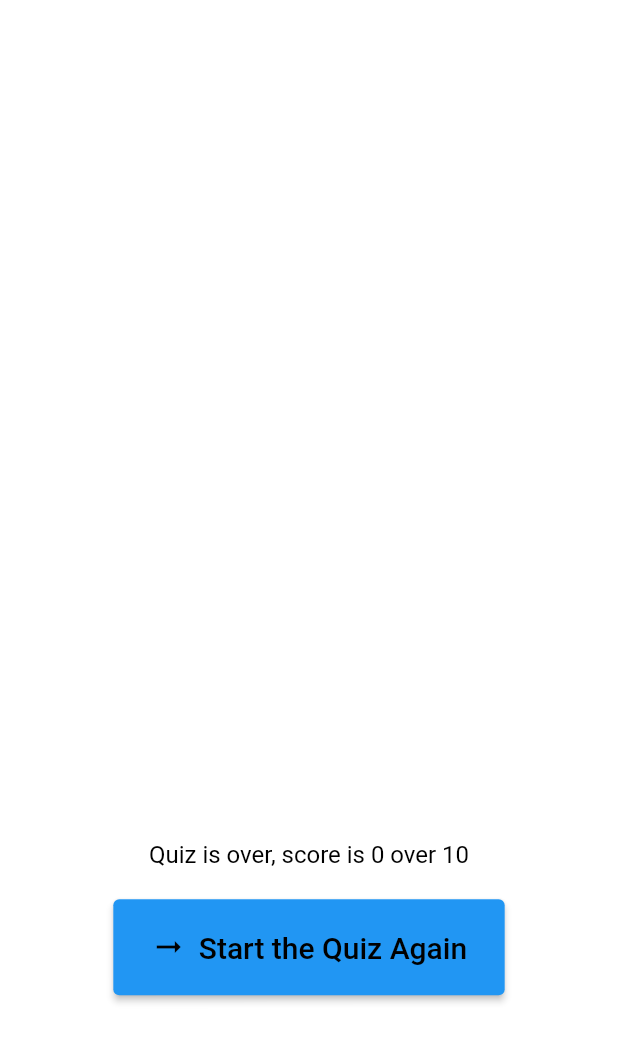
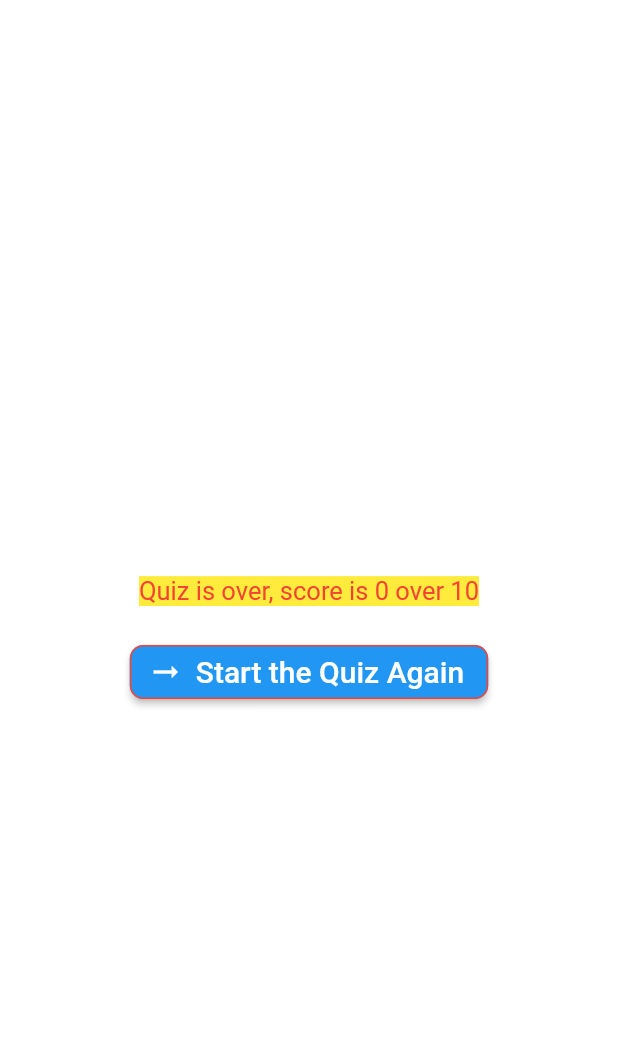
Before and after one commit to umutcanargun/07.11.2023, a Flutter app: the ResultScreen screen opened directly with empty values, on a phone screen of 412 x 824 dp. Shown: the top 1042 px of the screen. Run offline on Flutter 3.47's test engine with Material 2 defaults, Android fonts, the phone set to English and light mode, and no system bars.

Commit message:
Update main.dart

```diff
--- a/lib/main.dart
+++ b/lib/main.dart
@@ -77,7 +77,7 @@ class _QuestionState extends State<QuestionScreen> {
     if (questions[initialQuestionIndex].trueAnswer == selectedAnswer) {
       setState(() {
         storeAnswers.add(
-            "The question was ${questions[initialQuestionIndex].question}, your answer was ${selectedAnswer}");
+            "The question: ${questions[initialQuestionIndex].question}; given answer: ${selectedAnswer}");
         properlyAnsweredQuestions++;
       });
     }
@@ -148,9 +148,9 @@ class ResultScreen extends StatelessWidget {
         child: Column(
           mainAxisAlignment: MainAxisAlignment.center,
           children: [
-            SizedBox(
-              height: 400,
-              child: ListView.builder(
+            Padding(
+              padding: const EdgeInsets.all(8.0),
+              child: ListView.separated(
                 scrollDirection: Axis.vertical,
                 shrinkWrap: true,
                 padding: const EdgeInsets.all(8),
@@ -158,16 +158,33 @@ class ResultScreen extends StatelessWidget {
                 itemBuilder: (BuildContext context, int index) {
                   return Text(
                     storeAnswers[index],
-                      style: TextStyle(fontSize: 15.0),
+                    style: TextStyle(
+                        fontSize: 17.0,
+                        color: Colors.yellow,
+                        backgroundColor: Colors.blue),
                   );
-                  }),
+                },
+                separatorBuilder: (BuildContext context, int index) => SizedBox(
+                  height: 10,
                 ),
-            Text(
+              ),
+            ),
+            SizedBox(
+              child: Text(
                 "Quiz is over, score is $properlyAnsweredQuestions over 10",
-              style: const TextStyle(fontSize: 16, color: Colors.black),
+                style: const TextStyle(
+                    fontSize: 17,
+                    color: Colors.red,
+                    backgroundColor: Colors.yellow),
+              ),
             ),
             const SizedBox(height: 20),
             ElevatedButton.icon(
+              style: ButtonStyle(
+                  shape: MaterialStateProperty.all<RoundedRectangleBorder>(
+                      RoundedRectangleBorder(
+                          borderRadius: BorderRadius.circular(9.0),
+                          side: BorderSide(color: Colors.red)))),
               onPressed: () {
                 Navigator.popUntil(context, (route) => route.isFirst);
               },
@@ -176,10 +193,6 @@ class ResultScreen extends StatelessWidget {
                 "Start the Quiz Again",
                 style: TextStyle(fontSize: 20),
               ),
-              style: OutlinedButton.styleFrom(
-                foregroundColor: Colors.black,
-                padding: const EdgeInsets.fromLTRB(25, 20, 25, 20),
-              ),
             ),
           ],
         ),
```
Lines whose indentation alone changed are shown as unchanged.
